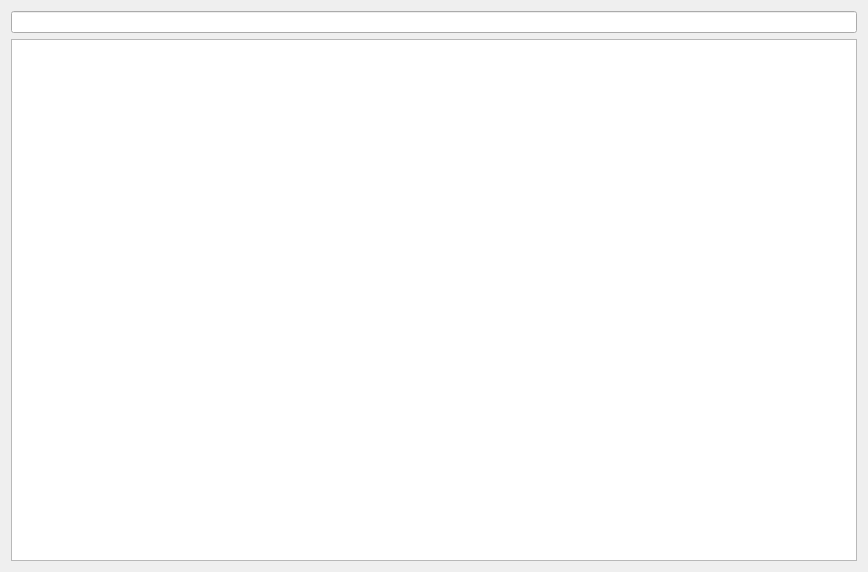
Old version of the form leo/plugins/qt_quicksearch.ui in the repository leo-editor/leo-editor.
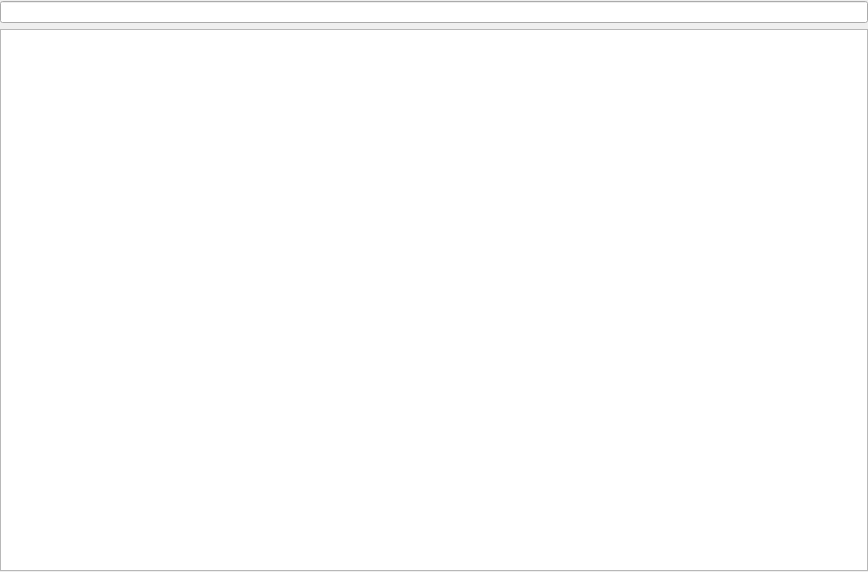
New version of the form.

Commit message: quicksearch: smaller margint, remove cruft

```diff
--- a/leo/plugins/qt_quicksearch.ui
+++ b/leo/plugins/qt_quicksearch.ui
@@ -13,6 +13,18 @@
    <string>Form</string>
   </property>
   <layout class="QVBoxLayout" name="verticalLayout_2" >
+   <property name="leftMargin" >
+    <number>0</number>
+   </property>
+   <property name="topMargin" >
+    <number>1</number>
+   </property>
+   <property name="rightMargin" >
+    <number>0</number>
+   </property>
+   <property name="bottomMargin" >
+    <number>1</number>
+   </property>
    <item>
     <layout class="QVBoxLayout" name="verticalLayout" >
      <item>
```
The commit also changes 2 other files.
